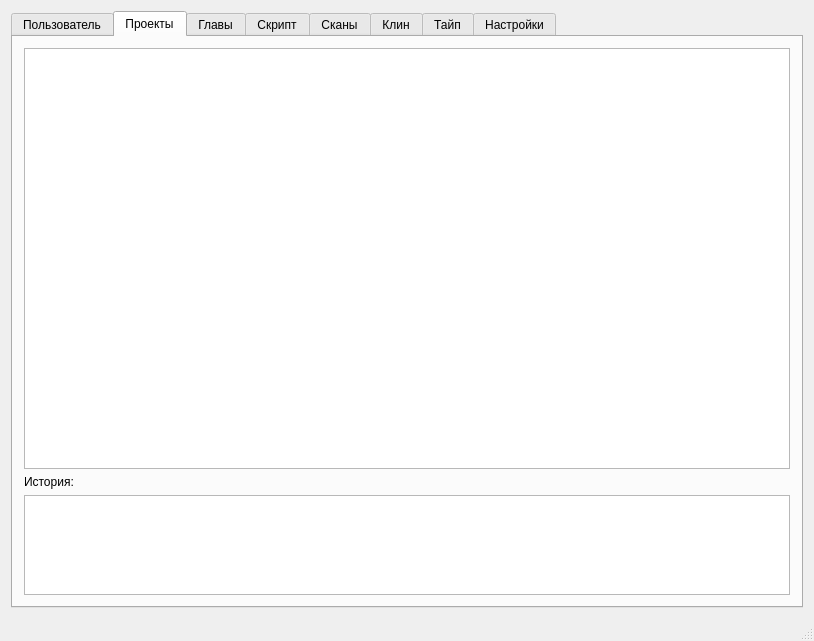
This is mainwindow.ui in andreili/Scanlate as Qt 5 draws it before an edit. The edited form follows.
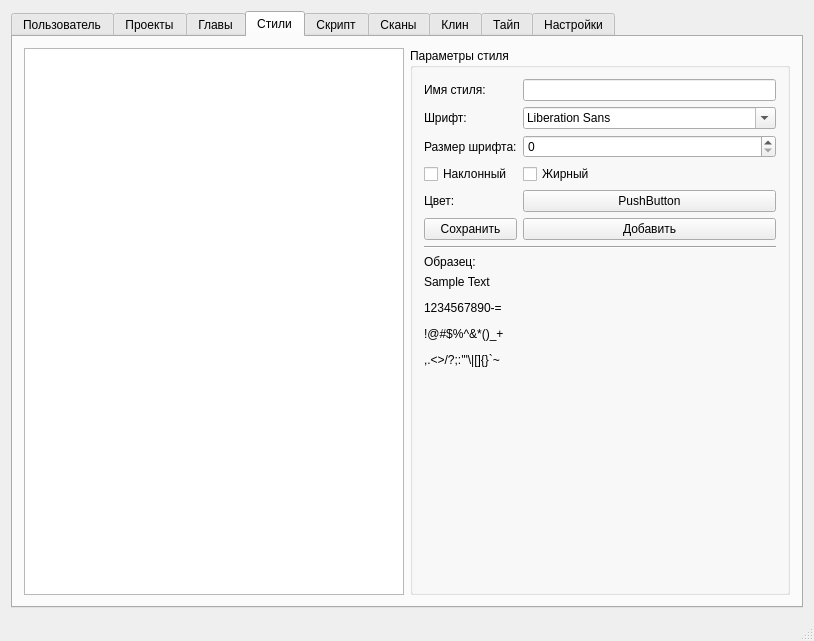
This is the edited form.

The edit to the form file:
```diff
--- a/mainwindow.ui
+++ b/mainwindow.ui
@@ -21,7 +21,7 @@
     <item row="0" column="0">
      <widget class="QTabWidget" name="tabWidget">
       <property name="currentIndex">
-       <number>1</number>
+       <number>3</number>
       </property>
       <widget class="QWidget" name="tab_user">
        <attribute name="title">
@@ -161,6 +161,131 @@
         </item>
        </layout>
       </widget>
+      <widget class="QWidget" name="tab_styles">
+       <attribute name="title">
+        <string>Стили</string>
+       </attribute>
+       <layout class="QHBoxLayout" name="horizontalLayout_3">
+        <item>
+         <widget class="QListWidget" name="lwStyles"/>
+        </item>
+        <item>
+         <widget class="QGroupBox" name="groupBox_2">
+          <property name="title">
+           <string>Параметры стиля</string>
+          </property>
+          <layout class="QGridLayout" name="gridLayout_3">
+           <item row="2" column="1">
+            <widget class="QSpinBox" name="sbStyleSize"/>
+           </item>
+           <item row="2" column="0">
+            <widget class="QLabel" name="label_5">
+             <property name="text">
+              <string>Размер шрифта:</string>
+             </property>
+            </widget>
+           </item>
+           <item row="1" column="0">
+            <widget class="QLabel" name="label_3">
+             <property name="text">
+              <string>Шрифт:</string>
+             </property>
+            </widget>
+           </item>
+           <item row="3" column="1">
+            <widget class="QCheckBox" name="cbBold">
+             <property name="text">
+              <string>Жирный</string>
+             </property>
+            </widget>
+           </item>
+           <item row="7" column="0" colspan="2">
+            <widget class="QLabel" name="label_7">
+             <property name="text">
+              <string>Образец:</string>
+             </property>
+            </widget>
+           </item>
+           <item row="1" column="1">
+            <widget class="QFontComboBox" name="cbStyleFonts"/>
+           </item>
+           <item row="8" column="0" colspan="2">
+            <widget class="QLabel" name="lStyleSample">
+             <property name="text">
+              <string>&lt;html&gt;&lt;head/&gt;&lt;body&gt;&lt;p&gt;Sample Text&lt;/p&gt;&lt;p&gt;1234567890-=&lt;/p&gt;&lt;p&gt;!@#$%^&amp;amp;*()_+&lt;/p&gt;&lt;p&gt;,.&amp;lt;&amp;gt;/?;:'&amp;quot;\|[]{}`~&lt;/p&gt;&lt;/body&gt;&lt;/html&gt;</string>
+             </property>
+            </widget>
+           </item>
+           <item row="0" column="1">
+            <widget class="QLineEdit" name="leStyleName"/>
+           </item>
+           <item row="0" column="0">
+            <widget class="QLabel" name="label_9">
+             <property name="text">
+              <string>Имя стиля:</string>
+             </property>
+            </widget>
+           </item>
+           <item row="3" column="0">
+            <widget class="QCheckBox" name="cbItalic">
+             <property name="text">
+              <string>Наклонный</string>
+             </property>
+            </widget>
+           </item>
+           <item row="4" column="0">
+            <widget class="QLabel" name="label_6">
+             <property name="text">
+              <string>Цвет:</string>
+             </property>
+            </widget>
+           </item>
+           <item row="4" column="1">
+            <widget class="QPushButton" name="pbColor">
+             <property name="text">
+              <string>PushButton</string>
+             </property>
+            </widget>
+           </item>
+           <item row="5" column="0">
+            <widget class="QPushButton" name="pbSave">
+             <property name="text">
+              <string>Сохранить</string>
+             </property>
+            </widget>
+           </item>
+           <item row="5" column="1">
+            <widget class="QPushButton" name="pbAdd">
+             <property name="text">
+              <string>Добавить</string>
+             </property>
+            </widget>
+           </item>
+           <item row="6" column="0" colspan="2">
+            <widget class="Line" name="line">
+             <property name="orientation">
+              <enum>Qt::Horizontal</enum>
+             </property>
+            </widget>
+           </item>
+           <item row="10" column="0" colspan="2">
+            <spacer name="verticalSpacer">
+             <property name="orientation">
+              <enum>Qt::Vertical</enum>
+             </property>
+             <property name="sizeHint" stdset="0">
+              <size>
+               <width>20</width>
+               <height>40</height>
+              </size>
+             </property>
+            </spacer>
+           </item>
+          </layout>
+         </widget>
+        </item>
+       </layout>
+      </widget>
       <widget class="QWidget" name="tab_script">
        <attribute name="title">
         <string>Скрипт</string>
```
Left out of the diff: 2 changed lines with no effect on the pictures.
